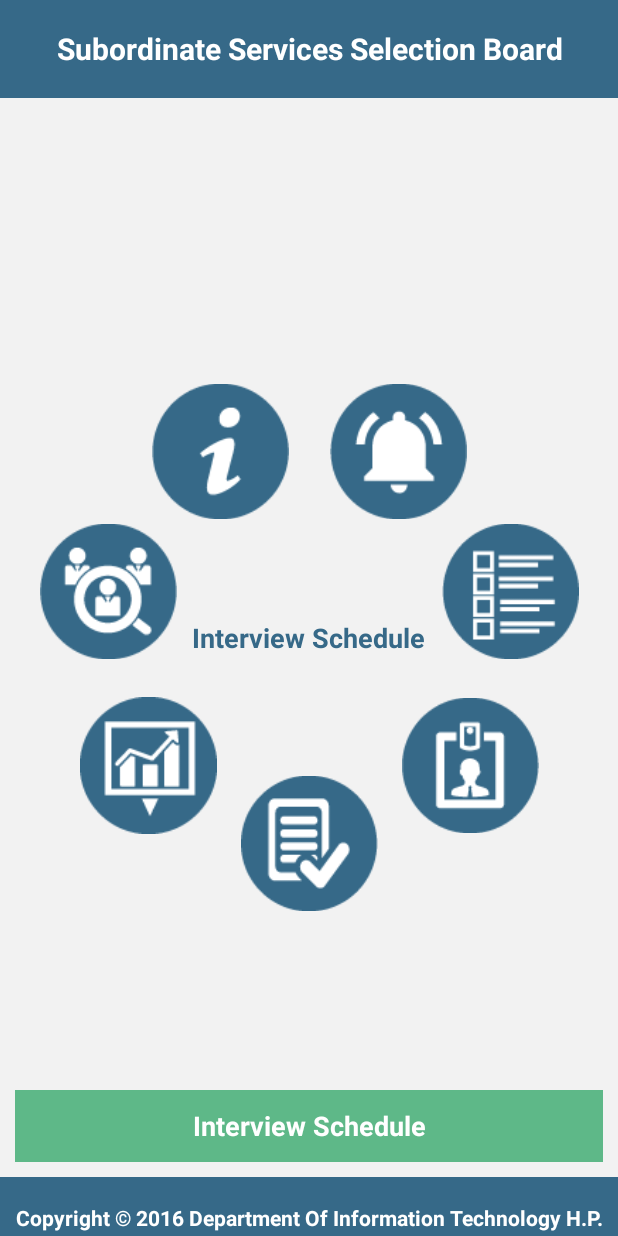
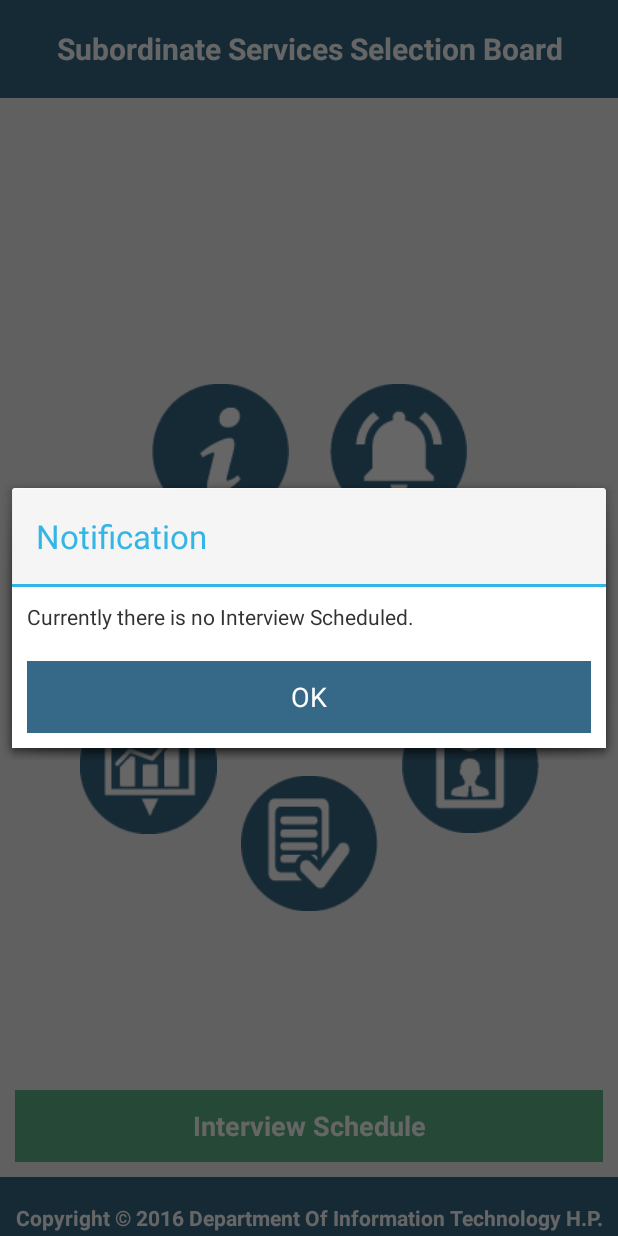
Before and after one commit to KushKD/HP_SSSB, an Android app: the screen it shows after launch (HPSSSB_MAIN), after a tap on "Interview Schedule", on a phone screen of 412 x 824 dp. Run offline under Robolectric (Android 15) with nearby library versions, the phone set to English and light mode, and no system bars; our stand-ins replace CircleImageView.

Commit message:
Dialog Integrated.

```diff
--- a/app/src/main/java/hp/dit/hpsssb/aadhaar/com/hpsssb/HPSSSB_MAIN.java
+++ b/app/src/main/java/hp/dit/hpsssb/aadhaar/com/hpsssb/HPSSSB_MAIN.java
@@ -3,11 +3,14 @@ package hp.dit.hpsssb.aadhaar.com.hpsssb;
 
 import android.app.Activity;
 import android.app.AlertDialog;
+import android.app.Dialog;
 import android.content.Context;
 import android.content.DialogInterface;
 import android.content.Intent;
+import android.graphics.Color;
 import android.net.Uri;
 import android.os.Bundle;
+import android.util.Log;
 import android.view.View;
 import android.view.animation.Animation;
 import android.view.animation.RotateAnimation;
@@ -68,7 +71,8 @@ public class HPSSSB_MAIN extends TestRun implements CircleLayout.OnItemSelectedL
                         Toast.makeText(getApplicationContext(),ButtonText + " was clicked",Toast.LENGTH_LONG).show();
                         break;
                     case "Interview Schedule":
-                        Toast.makeText(getApplicationContext(),ButtonText + " was clicked",Toast.LENGTH_LONG).show();
+                        ShowAlert("Currently there is no Interview Scheduled.");
+
                         break;
                     case "Admit Card":
                         Toast.makeText(getApplicationContext(),ButtonText + " was clicked",Toast.LENGTH_LONG).show();
@@ -121,8 +125,8 @@ public class HPSSSB_MAIN extends TestRun implements CircleLayout.OnItemSelectedL
 
         switch (view.getId()) {
             case R.id.main_interviews:
-                /*Intent i = new Intent(HPSSSB_MAIN.this, Info.class);
-                startActivity(i);*/
+               // Toast.makeText(getApplicationContext(),"Currently there is no Interview Scheduled.",Toast.LENGTH_LONG).show();
+                ShowAlert("Currently there is no Interview Scheduled.");
                 break;
             case R.id.main_dashboard:
                /* Intent i2 = new Intent(HPSSSB_MAIN.this, Cloud.class);
@@ -190,10 +194,45 @@ public class HPSSSB_MAIN extends TestRun implements CircleLayout.OnItemSelectedL
         }
     }
 
+    private void ShowAlert(String s) {
+        Log.d("SMS is ==========",s);
+        final Dialog dialog = new Dialog(HPSSSB_MAIN.this); // Context, this, etc.
+        dialog.setContentView(R.layout.dialog_demo);
+        dialog.setTitle("Notification");
+        dialog.setCancelable(false);
+        dialog.show();
+
+        TextView DialogInfo = (TextView)dialog.findViewById(R.id.dialog_info);
+        DialogInfo.setText(s);
+
+        Button agree = (Button)dialog.findViewById(R.id.dialog_ok);
+       // Button disagree = (Button)dialog.findViewById(R.id.dialog_cancel);
+
+        agree.setOnClickListener(new View.OnClickListener() {
+            @Override
+            public void onClick(View v) {
+                /**
+                 * Phone Number
+                 * Message
+                 */
+                //sendSMS("51969",DataSend);
+
+                dialog.dismiss();
+            }
+        });
+
+       /* disagree.setOnClickListener(new View.OnClickListener() {
+            @Override
+            public void onClick(View v) {
+                dialog.dismiss();
+            }
+        });*/
+    }
+
     @Override
     public void onRotationFinished(View view, String name) {
         Animation animation = new RotateAnimation(0, 360, view.getWidth() / 2,view.getHeight() / 2);
-        animation.setDuration(500);  //default is 250
+        animation.setDuration(1000);  //default is 250
         view.startAnimation(animation);
 
     }
--- /dev/null
+++ b/app/src/main/res/layout/dialog_demo.xml
@@ -0,0 +1,30 @@
+<?xml version="1.0" encoding="utf-8"?>
+<LinearLayout
+    xmlns:android="http://schemas.android.com/apk/res/android"
+    android:layout_width="match_parent"
+    android:layout_height="match_parent"
+    android:orientation="vertical"
+    android:background="#FFFFFF">
+
+    <TextView
+        android:id="@+id/dialog_info"
+        android:layout_width="match_parent"
+        android:layout_height="wrap_content"
+        android:padding="10dp"
+       />
+
+
+
+
+
+        <Button
+            android:id="@+id/dialog_ok"
+            android:layout_margin="10dp"
+            android:layout_width="match_parent"
+            android:layout_height="match_parent"
+            android:background="#366988"
+            android:textColor="#FFFFFF"
+            android:layout_weight="1"
+            android:text="OK"/>
+
+</LinearLayout>
--- a/app/src/main/res/layout/menu_items.xml
+++ b/app/src/main/res/layout/menu_items.xml
@@ -7,6 +7,7 @@
     <hp.dit.hpsssb.aadhaar.com.presentation.CircleImageView
         android:id="@+id/main_interviews"
         circle:name="@string/interview"
+
         android:layout_width="wrap_content"
         android:layout_height="wrap_content"
         android:src="@mipmap/interviewsch" />
@@ -42,6 +43,7 @@
     <hp.dit.hpsssb.aadhaar.com.presentation.CircleImageView
         android:id="@+id/main_results"
         circle:name="@string/results"
+
         android:layout_width="wrap_content"
         android:layout_height="wrap_content"
         android:src="@mipmap/results" />
```
